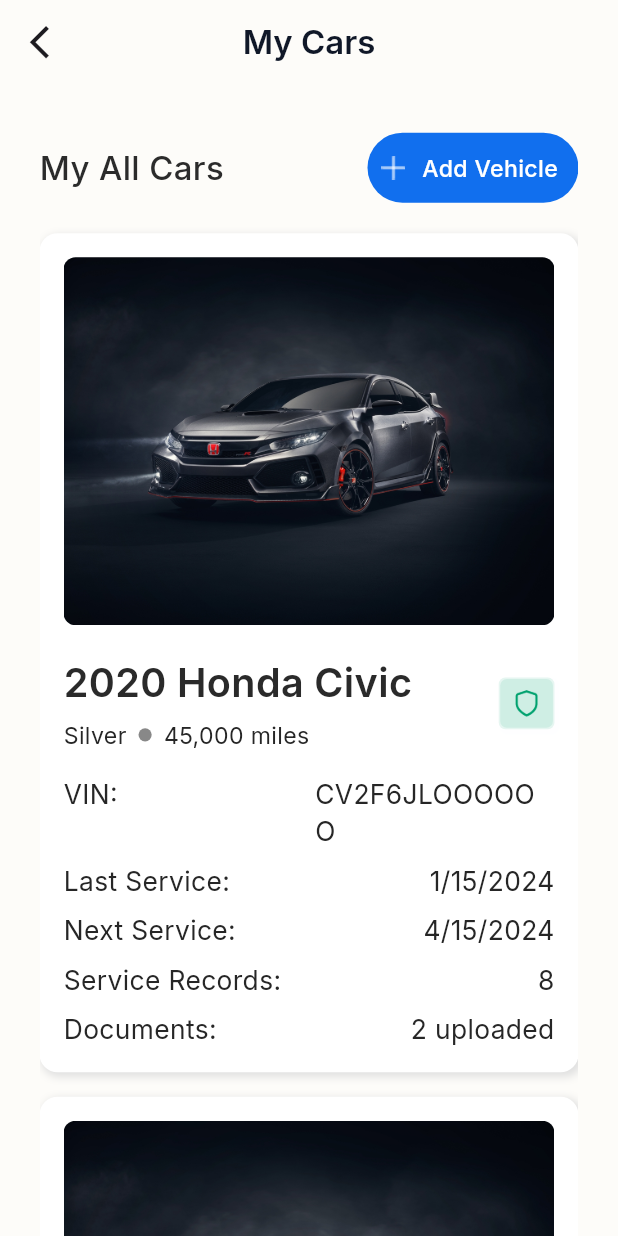
After one commit to SadikurRahman1/salamora_ui, a Flutter app: the MyCarsScreen screen opened by its route, on a phone screen of 412 x 824 dp. The commit adds this screen. Run offline on Flutter 3.47's test engine with Material 3 defaults, Android fonts, the light colour scheme and no system bars; our stand-ins replace flutter_spinkit, get, google_fonts, image_picker, pinput, shared_preferences; accounts and stored records are empty.

```diff
--- a/selemara/lib/core/routes/app_pages.dart
+++ b/selemara/lib/core/routes/app_pages.dart
@@ -14,6 +14,7 @@
 import '../../features/auth/views/register_screen.dart';
 import '../../features/car_owner_flow/car_owner_nevbar/view/owner_navbar_screen.dart';
 import '../../features/car_owner_flow/home/view/add_vehicle_screen.dart';
+import '../../features/car_owner_flow/home/view/car_details_screen.dart';
 import '../../features/car_owner_flow/home/view/my_cars_screen.dart';
 import '../../features/car_owner_flow/profile/binding/profile_binding.dart';
 import '../../features/car_owner_flow/profile/view/edit_profile_screen.dart';
@@ -104,6 +105,11 @@
       page: () => AddVehicleScreen(),
     ),
 
+    GetPage(
+      name: AppRoutes.carDetailsScreen,
+      page: () => CarDetailsScreen(),
+    ),
+
     // GetPage(
     //   name: AppRoutes.home,
     //   page: () => const HomePage(),
--- a/selemara/lib/core/routes/app_routes.dart
+++ b/selemara/lib/core/routes/app_routes.dart
@@ -15,6 +15,7 @@
   static const ownerNavbarScreen = '/ownerNavbarScreen';
   static const myCarsScreen = '/myCarsScreen';
   static const addVehicleScreen = '/addVehicleScreen';
+  static const carDetailsScreen = '/carDetailsScreen';
 
 
   static const updatePasswordScreen = '/updatePasswordScreen';
--- a/selemara/lib/features/car_owner_flow/home/view/my_cars_screen.dart
+++ b/selemara/lib/features/car_owner_flow/home/view/my_cars_screen.dart
@@ -1,13 +1,15 @@
 import 'package:flutter/material.dart';
+import 'package:get/get.dart';
 import 'package:selemara/core/constants/app_colors.dart';
 import 'package:selemara/core/constants/app_icons.dart';
 import 'package:selemara/core/routes/app_routes.dart';
 import 'package:selemara/core/widgets/custom_button.dart';
-import 'package:get/get.dart';
+
 import '../../../../core/constants/app_images.dart';
 import '../../../../core/constants/app_responsive.dart';
 import '../../../../core/widgets/app_text.dart';
 import '../../../../core/widgets/custom_appbar.dart';
+import '../widget/car_detail_card.dart';
 
 class MyCarsScreen extends StatelessWidget {
   MyCarsScreen({super.key});
@@ -58,121 +60,27 @@
             SliverToBoxAdapter(child: SizedBox(height: res.hp(20))),
 
             SliverToBoxAdapter(
-              child: Container(
-                padding: EdgeInsets.all(16),
-
-                decoration: BoxDecoration(
-                  color: AppColors.whitColor,
-                  borderRadius: BorderRadius.circular(12),
-                  boxShadow: [
-                    BoxShadow(
-                      color: Colors.grey.shade300,
-                      blurRadius: 4.0,
-                      spreadRadius: 0.5,
-                      offset: Offset(2, 2),
+              child: ListView.builder(
+                shrinkWrap: true,
+                physics: NeverScrollableScrollPhysics(), // important
+                itemCount: 10,
+                itemBuilder: (context, index) {
+                  return Padding(
+                    padding: EdgeInsets.only(bottom: res.hp(16)),
+                    child: CarDetailCard(
+                      imagePath: AppImages.carImage,
+                      carName: "2020 Honda Civic",
+                      colorName: "Silver",
+                      mileage: "45,000 miles",
+                      vin: "CV2F6JLOOOOOO",
+                      lastService: "1/15/2024",
+                      nextService: "4/15/2024",
+                      serviceRecords: "8",
+                      documents: "2 uploaded",
+                      onIconTap: () {},
                     ),
-                  ],
-                ),
-                child: Column(
-                  children: [
-                    ClipRRect(
-                      borderRadius: BorderRadius.circular(8),
-                      child: Image.asset(AppImages.carImage, fit: BoxFit.cover),
-                    ),
-
-                    Padding(padding: EdgeInsets.only(top: 20)),
-
-                    Row(
-                      children: [
-                        Expanded(
-                          child: Column(
-                            crossAxisAlignment: CrossAxisAlignment.start,
-                            children: [
-                              AppText(
-                                "2020 Honda Civic",
-                                color: AppColors.textColor2A2A,
-                                fontSize: 24,
-                                fontWeight: FontWeight.w600,
-                              ),
-                              Padding(padding: EdgeInsets.only(top: 4)),
-
-                              Row(
-                                children: [
-                                  AppText(
-                                    "Silver",
-                                    color: AppColors.textColor626,
-                                    fontSize: 14,
-                                    fontWeight: FontWeight.w400,
-                                  ),
-
-                                  Padding(padding: EdgeInsets.only(left: 8)),
-                                  Container(
-                                    height: res.wp(8),
-                                    width: res.wp(8),
-                                    decoration: BoxDecoration(
-                                      borderRadius: BorderRadius.circular(10),
-
-                                      color: AppColors.bordarColor,
-                                    ),
-                                  ),
-                                  Padding(padding: EdgeInsets.only(left: 8)),
-
-                                  AppText(
-                                    "45,000 miles",
-                                    color: AppColors.textColor626,
-                                    fontSize: 14,
-                                    fontWeight: FontWeight.w400,
-                                  ),
-                                ],
-                              ),
-                            ],
-                          ),
-                        ),
-                        GestureDetector(
-                          behavior: HitTestBehavior.opaque,
-                          onTap: () {},
-                          child: Container(
-                            padding: EdgeInsets.all(1),
-                            decoration: BoxDecoration(
-                              color: const Color(0xFFe6f6f1),
-                              borderRadius: BorderRadius.circular(res.sp(4)),
-                              boxShadow: [
-                                BoxShadow(
-                                  color: const Color(0x1AF0F4FD),
-                                  blurRadius: 3.0,
-                                  spreadRadius: 1.0,
-                                  offset: const Offset(2, 2),
-                                ),
-                              ],
-                            ),
-                            child: ClipRRect(
-                              borderRadius: BorderRadius.circular(res.sp(4)),
-                              child: Image.asset(
-                                AppIcons.model,
-                                height: res.hp(32),
-                                width: res.wp(32),
-                                fit: BoxFit.cover,
-                              ),
-                            ),
-                          ),
-                        ),
-                      ],
-                    ),
-                    Padding(padding: EdgeInsets.only(top: 16)),
-
-                    _labelValueRow("VIN:", "CV2F6JLOOOOOO"),
-                    Padding(padding: EdgeInsets.only(top: 8)),
-                    _labelValueRow("Last Service:", "1/15/2024"),
-                    Padding(padding: EdgeInsets.only(top: 8)),
-
-                    _labelValueRow("Next Service:", "4/15/2024"),
-                    Padding(padding: EdgeInsets.only(top: 8)),
-                    _labelValueRow("Service Records:", "8"),
-
-                    Padding(padding: EdgeInsets.only(top: 8)),
-                    _labelValueRow("Documents:", "2 uploaded"),
-                  ],
-                ),
+                  );
+                },
               ),
             ),
             SliverToBoxAdapter(child: SizedBox(height: res.hp(16))),
@@ -207,35 +115,4 @@
       ),
     );
   }
-
-  Row _labelValueRow(String kye, String value) {
-    return Row(
-      crossAxisAlignment: CrossAxisAlignment.start,
-      children: [
-        Flexible(
-          child: Align(
-            alignment: Alignment.topLeft,
-            child: AppText(
-              kye,
-              color: AppColors.textColor626,
-              fontSize: 16,
-              fontWeight: FontWeight.w400,
-            ),
-          ),
-        ),
-        const SizedBox(width: 8),
-        Flexible(
-          child: Align(
-            alignment: Alignment.topRight,
-            child: AppText(
-              value,
-              color: AppColors.textColor626,
-              fontSize: 16,
-              fontWeight: FontWeight.w400,
-            ),
-          ),
-        ),
-      ],
-    );
-  }
 }
--- /dev/null
+++ b/selemara/lib/features/car_owner_flow/home/widget/car_detail_card.dart
@@ -0,0 +1,186 @@
+import 'package:flutter/material.dart';
+import 'package:selemara/core/constants/app_responsive.dart';
+
+import '../../../../core/constants/app_colors.dart';
+import '../../../../core/constants/app_icons.dart';
+import '../../../../core/constants/app_images.dart';
+import '../../../../core/widgets/app_text.dart';
+
+class CarDetailCard extends StatelessWidget {
+  final String imagePath;
+  final String carName;
+  final String colorName;
+  final String mileage;
+  final String vin;
+  final String lastService;
+  final String nextService;
+  final String serviceRecords;
+  final String documents;
+  final VoidCallback? onIconTap;
+
+  const CarDetailCard({
+    Key? key,
+    required this.imagePath,
+    required this.carName,
+    required this.colorName,
+    required this.mileage,
+    required this.vin,
+    required this.lastService,
+    required this.nextService,
+    required this.serviceRecords,
+    required this.documents,
+    this.onIconTap,
+  }) : super(key: key);
+
+  @override
+  Widget build(BuildContext context) {
+    final res = AppResponsive(); // Replace with your actual responsive util
+    return  Container(
+      padding: EdgeInsets.all(16),
+
+      decoration: BoxDecoration(
+        color: AppColors.whitColor,
+        borderRadius: BorderRadius.circular(12),
+        boxShadow: [
+          BoxShadow(
+            color: Colors.grey.shade300,
+            blurRadius: 4.0,
+            spreadRadius: 0.5,
+            offset: Offset(2, 2),
+          ),
+        ],
+      ),
+      child: Column(
+        children: [
+          ClipRRect(
+            borderRadius: BorderRadius.circular(8),
+            child: Image.asset(AppImages.carImage, fit: BoxFit.cover),
+          ),
+
+          Padding(padding: EdgeInsets.only(top: 20)),
+
+          Row(
+            children: [
+              Expanded(
+                child: Column(
+                  crossAxisAlignment: CrossAxisAlignment.start,
+                  children: [
+                    AppText(
+                      "2020 Honda Civic",
+                      color: AppColors.textColor2A2A,
+                      fontSize: 24,
+                      fontWeight: FontWeight.w600,
+                    ),
+                    Padding(padding: EdgeInsets.only(top: 4)),
+
+                    Row(
+                      children: [
+                        AppText(
+                          "Silver",
+                          color: AppColors.textColor626,
+                          fontSize: 14,
+                          fontWeight: FontWeight.w400,
+                        ),
+
+                        Padding(padding: EdgeInsets.only(left: 8)),
+                        Container(
+                          height: res.wp(8),
+                          width: res.wp(8),
+                          decoration: BoxDecoration(
+                            borderRadius: BorderRadius.circular(10),
+
+                            color: AppColors.bordarColor,
+                          ),
+                        ),
+                        Padding(padding: EdgeInsets.only(left: 8)),
+
+                        AppText(
+                          "45,000 miles",
+                          color: AppColors.textColor626,
+                          fontSize: 14,
+                          fontWeight: FontWeight.w400,
+                        ),
+                      ],
+                    ),
+                  ],
+                ),
+              ),
+              GestureDetector(
+                behavior: HitTestBehavior.opaque,
+                onTap: () {},
+                child: Container(
+                  padding: EdgeInsets.all(1),
+                  decoration: BoxDecoration(
+                    color: const Color(0xFFe6f6f1),
+                    borderRadius: BorderRadius.circular(res.sp(4)),
+                    boxShadow: [
+                      BoxShadow(
+                        color: const Color(0x1AF0F4FD),
+                        blurRadius: 3.0,
+                        spreadRadius: 1.0,
+                        offset: const Offset(2, 2),
+                      ),
+                    ],
+                  ),
+                  child: ClipRRect(
+                    borderRadius: BorderRadius.circular(res.sp(4)),
+                    child: Image.asset(
+                      AppIcons.model,
+                      height: res.hp(32),
+                      width: res.wp(32),
+                      fit: BoxFit.cover,
+                    ),
+                  ),
+                ),
+              ),
+            ],
+          ),
+          Padding(padding: EdgeInsets.only(top: 16)),
+
+          _labelValueRow("VIN:", "CV2F6JLOOOOOO"),
+          Padding(padding: EdgeInsets.only(top: 8)),
+          _labelValueRow("Last Service:", "1/15/2024"),
+          Padding(padding: EdgeInsets.only(top: 8)),
+
+          _labelValueRow("Next Service:", "4/15/2024"),
+          Padding(padding: EdgeInsets.only(top: 8)),
+          _labelValueRow("Service Records:", "8"),
+
+          Padding(padding: EdgeInsets.only(top: 8)),
+          _labelValueRow("Documents:", "2 uploaded"),
+        ],
+      ),
+    );
+  }
+
+  Row _labelValueRow(String kye, String value) {
+    return Row(
+      crossAxisAlignment: CrossAxisAlignment.start,
+      children: [
+        Flexible(
+          child: Align(
+            alignment: Alignment.topLeft,
+            child: AppText(
+              kye,
+              color: AppColors.textColor626,
+              fontSize: 16,
+              fontWeight: FontWeight.w400,
+            ),
+          ),
+        ),
+        const SizedBox(width: 8),
+        Flexible(
+          child: Align(
+            alignment: Alignment.topRight,
+            child: AppText(
+              value,
+              color: AppColors.textColor626,
+              fontSize: 16,
+              fontWeight: FontWeight.w400,
+            ),
+          ),
+        ),
+      ],
+    );
+  }
+}
```
Also changed, not shown: selemara/lib/features/car_owner_flow/home/view/car_details_screen.dart (added, +201 -0 lines), selemara/lib/features/car_owner_flow/home/view/home_screen_owner.dart (+11 -4 lines).
